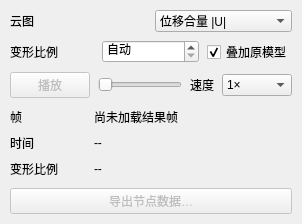
Above: YQY/GUI/Ui/ResultControlPanel.ui from jiwangxia/YQY_BB before the change. Below: the same form after it.
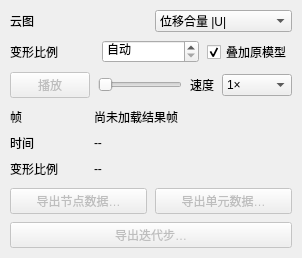
That is the form after the change.

The edit to the form file:
```diff
--- a/YQY/GUI/Ui/ResultControlPanel.ui
+++ b/YQY/GUI/Ui/ResultControlPanel.ui
@@ -19,7 +19,8 @@
       <item row="2" column="1"><widget class="QLabel" name="deformationValueLabel"><property name="minimumSize"><size><width>120</width><height>22</height></size></property><property name="text"><string>--</string></property></widget></item>
      </layout>
     </item>
-    <item><widget class="QPushButton" name="exportButton"><property name="text"><string>导出节点数据…</string></property><property name="enabled"><bool>false</bool></property></widget></item>
+    <item><layout class="QHBoxLayout" name="exportRow"><item><widget class="QPushButton" name="exportButton"><property name="text"><string>导出节点数据…</string></property><property name="enabled"><bool>false</bool></property></widget></item><item><widget class="QPushButton" name="exportElementButton"><property name="text"><string>导出单元数据…</string></property><property name="enabled"><bool>false</bool></property></widget></item></layout></item>
+   <item><widget class="QPushButton" name="exportIterationButton"><property name="text"><string>导出迭代步…</string></property><property name="enabled"><bool>false</bool></property></widget></item>
    </layout></widget></item>
   </layout>
  </widget><resources/><connections/>
```
